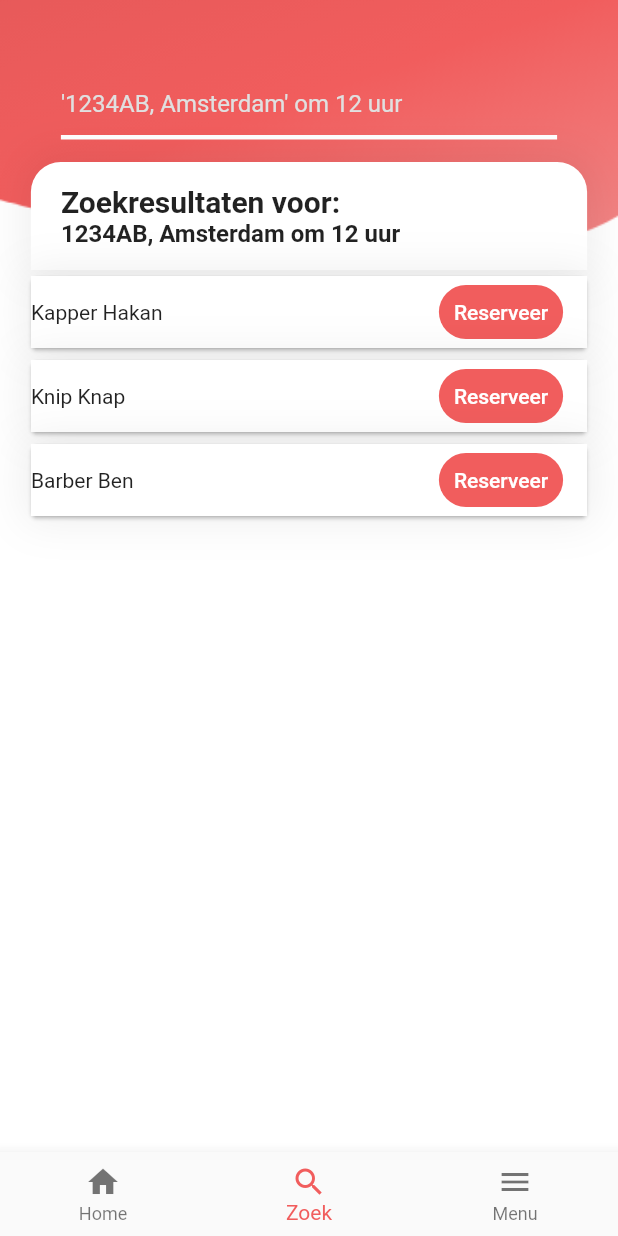
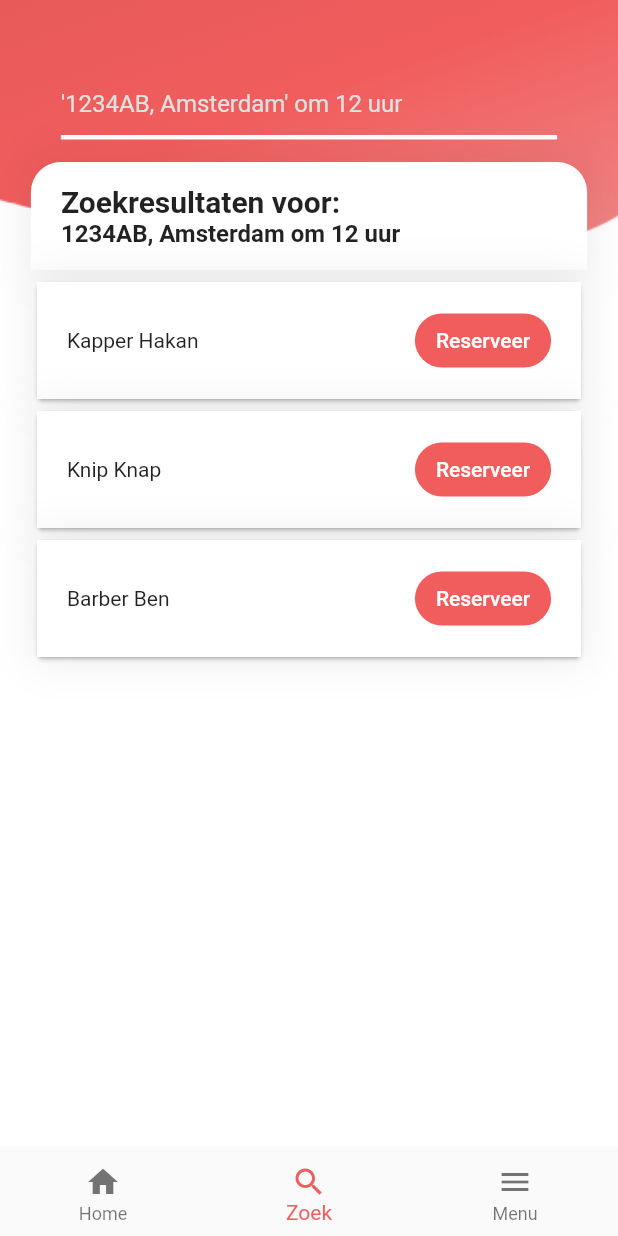
Before and after one commit to Squad-3/kniptoptijd-fe, a Flutter app: the screen it shows after launch, item 2 of the bottom bar chosen, on a phone screen of 412 x 824 dp. Run offline on Flutter 3.47's test engine with Material 2 defaults, Android fonts, the phone set to English and light mode, and no system bars.

Commit message:
screens samengevoegd

```diff
--- a/lib/screens/kapper_list/kapper_card.dart
+++ b/lib/screens/kapper_list/kapper_card.dart
@@ -3,7 +3,6 @@ import 'package:kniptoptijd/components/button.dart';
 
 Card renderKapperCard(String name, int id, BuildContext context) {
   return Card(
-    margin: EdgeInsets.symmetric(vertical: 4.0),
     child: Container(
       decoration: BoxDecoration(
         color: Colors.white,
@@ -15,6 +14,8 @@ Card renderKapperCard(String name, int id, BuildContext context) {
           )
         ]
       ),
+      child: Padding(
+        padding: const EdgeInsets.symmetric(horizontal: 20.0, vertical: 15),
         child: Row(
           mainAxisAlignment: MainAxisAlignment.spaceBetween,
           children: [
@@ -23,5 +24,6 @@ Card renderKapperCard(String name, int id, BuildContext context) {
           ],
         ),
       ),
+    ),
   );
 }
--- a/lib/screens/kapper_list/kapper_list.dart
+++ b/lib/screens/kapper_list/kapper_list.dart
@@ -15,6 +15,7 @@ class KapperList extends StatelessWidget {
       builder: (context, snapshot) {
         var kappers = json.decode(snapshot.data.toString());
         return ListView.builder(
+          padding: EdgeInsets.only(top: 4),
           itemCount: kappers == null ? 0 : kappers.length,
           itemBuilder: (BuildContext context, int index) {
             return renderKapperCard(kappers[index]['name'], kappers[index]['id'], context);
--- a/lib/screens/third_screen.dart
+++ b/lib/screens/third_screen.dart
@@ -1,12 +1,21 @@
 import 'package:flutter/material.dart';
+import 'location_detail/location_detail.dart';
+import '../style.dart';
 
 class ThirdScreen extends StatelessWidget {
   static const route = '/third';
 
   @override
   Widget build(BuildContext context) {
-    return Scaffold(
-      appBar: AppBar(title: Text('Third Screen')),
-    );
+    return MaterialApp(
+        home: LocationDetail(),
+        theme: ThemeData(
+            appBarTheme: AppBarTheme(
+              textTheme: TextTheme(title: AppBarTextStyle),
+            ),
+            textTheme: TextTheme(
+              title: MainTitleStyle,
+              body1: Body1TextStyle,
+            )));
   }
 }
--- a/lib/theme.dart
+++ b/lib/theme.dart
@@ -1,10 +1,48 @@
 import 'package:flutter/material.dart';
+
+// class AppTheme {
+//   Color primary;
+//   Color secondary;
+//   bool isDark;
+//
+//   /// Default constructor
+//   AppTheme({@required this.isDark});
+//
+//   ThemeData get themeData {
+//     /// Create a TextTheme and ColorScheme, that we can use to generate ThemeData
+//     TextTheme txtTheme = (isDark ? ThemeData.dark() : ThemeData.light()).textTheme;
+//     Color txtColor = txtTheme.bodyText1.color;
+//     ColorScheme colorScheme = ColorScheme(
+//       // Decide how you want to apply your own custom them, to the MaterialApp
+//         brightness: isDark ? Brightness.dark : Brightness.light,
+//         primary: accent1,
+//         primaryVariant: accent1,
+//         secondary: accent1,
+//         secondaryVariant: accent1,
+//         background: bg1,
+//         surface: bg1,
+//         onBackground: txtColor,
+//         onSurface: txtColor,
+//         onError: Colors.white,
+//         onPrimary: Colors.white,
+//         onSecondary: Colors.white,
+//         error: Colors.red.shade400);
+//
+//     /// Now that we have ColorScheme and TextTheme, we can create the ThemeData
+//     var t = ThemeData.from(textTheme: txtTheme, colorScheme: colorScheme)
+//     // We can also add on some extra properties that ColorScheme seems to miss
+//         .copyWith(buttonColor: accent1, cursorColor: accent1, highlightColor: accent1, toggleableActiveColor: accent1);
+//
+//     /// Return the themeData which MaterialApp can now use
+//     return t;
+//   }
+// }
 
 final ThemeData data = new ThemeData(
   //Theme colors
   brightness: Brightness.light,
-  primarySwatch: MaterialColor(CustomColors.primary[500].value, CustomColors.primary),
-  primaryColor: CustomColors.primary[500],
+  primarySwatch: MaterialColor(ThemeColors.primary[500].value, ThemeColors.primary),
+  primaryColor: ThemeColors.primary[500],
   primaryColorBrightness: Brightness.light,
   // accentColor: CustomColors.green[500],
   //accentColorBrightness: Brightness.light,
@@ -22,8 +60,9 @@ final ThemeData data = new ThemeData(
   visualDensity: VisualDensity.adaptivePlatformDensity,
 );
 
-class CustomColors {
-  CustomColors._();
+class ThemeColors {
+  ThemeColors._();
+
   static const Map<int, Color> primary = const <int, Color> {
     50: const Color(0xfff37575),
     100: const Color(0xfff37575),
@@ -51,3 +90,30 @@ class CustomColors {
   // };
 
 }
+
+const LargeTextSize = 25.0;
+const MediumTextSize = 20.0;
+const BodyTextSize = 16.0;
+
+const String TitleFont = 'Quicksand';
+
+const AppBarTextStyle = TextStyle(
+  fontFamily: TitleFont,
+  fontWeight: FontWeight.w300,
+  fontSize: MediumTextSize,
+  color: Colors.black,
+);
+
+const MainTitleStyle = TextStyle(
+    fontFamily: TitleFont,
+    fontWeight: FontWeight.w600,
+    fontSize: LargeTextSize,
+    color: Colors.white,
+    letterSpacing: 5.0);
+
+const Body1TextStyle = TextStyle(
+  fontFamily: TitleFont,
+  fontWeight: FontWeight.w300,
+  fontSize: BodyTextSize,
+  color: Colors.white,
+);
```
Also changed, not shown: lib/components/button.dart (+9 -3 lines), lib/screens/home_page.dart (+20 -11 lines), pubspec.yaml (+7 -11 lines). Lines whose indentation alone changed are shown as unchanged.
